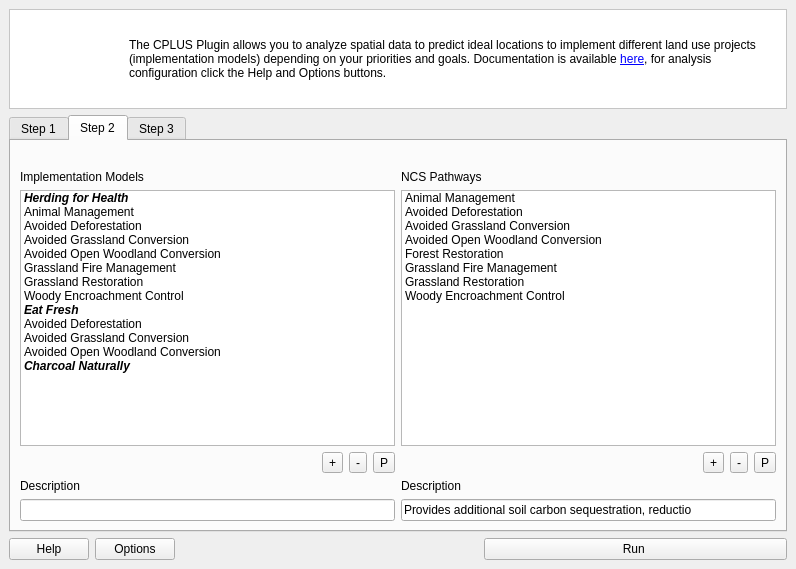
This is src/cplus_plugin/ui/qgis_cplus_main_dockwidget.ui in ConservationInternational/cplus-plugin as Qt 5 draws it before an edit. The edited form follows.
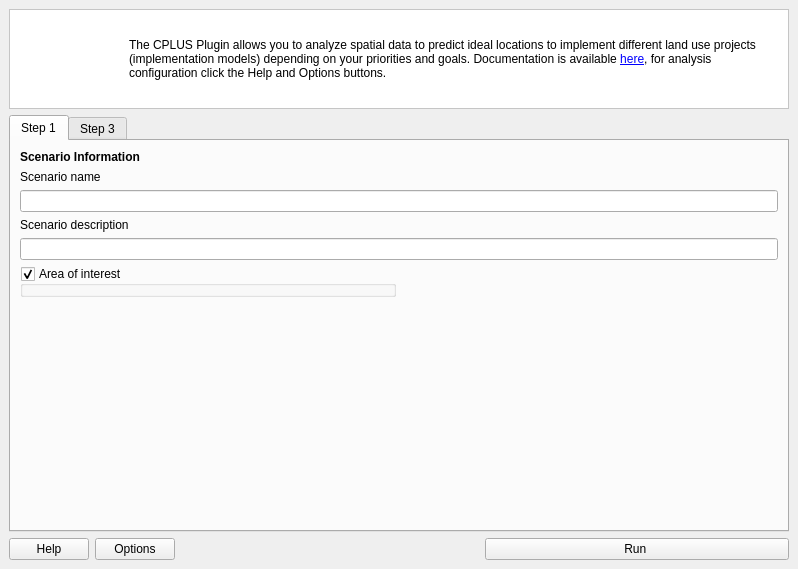
This is the edited form. The open tabs and pages were chosen to show the change. Icons and pictures are not drawn. Custom widgets are drawn as their Qt base class.

Commit message: Initial implementation model UI framework.

What changed in the file:
```diff
--- a/src/cplus_plugin/ui/qgis_cplus_main_dockwidget.ui
+++ b/src/cplus_plugin/ui/qgis_cplus_main_dockwidget.ui
@@ -6,7 +6,7 @@
    <rect>
     <x>0</x>
     <y>0</y>
-    <width>796</width>
+    <width>798</width>
     <height>569</height>
    </rect>
   </property>
@@ -163,453 +163,6 @@
         </item>
        </layout>
       </widget>
-      <widget class="QWidget" name="step_4">
-       <attribute name="title">
-        <string>Step 2</string>
-       </attribute>
-       <layout class="QGridLayout" name="gridLayout_10">
-        <item row="4" column="8">
-         <widget class="QToolButton" name="toolButton_15">
-          <property name="text">
-           <string>+</string>
-          </property>
-          <property name="icon">
-           <iconset>
-            <normaloff>../../../../../../Nextcloud/Projects (2)/Conservation International/CPLUS - work/Downloads/symbologyAdd.png</normaloff>../../../../../../Nextcloud/Projects (2)/Conservation International/CPLUS - work/Downloads/symbologyAdd.png</iconset>
-          </property>
-         </widget>
-        </item>
-        <item row="7" column="11" colspan="5">
-         <widget class="QLineEdit" name="lineEdit_15">
-          <property name="text">
-           <string>Provides additional soil carbon sequestration, reductio</string>
-          </property>
-         </widget>
-        </item>
-        <item row="4" column="9">
-         <widget class="QToolButton" name="toolButton_16">
-          <property name="text">
-           <string>-</string>
-          </property>
-          <property name="icon">
-           <iconset>
-            <normaloff>../../../../../../Nextcloud/Projects (2)/Conservation International/CPLUS - work/Downloads/symbologyRemove.png</normaloff>../../../../../../Nextcloud/Projects (2)/Conservation International/CPLUS - work/Downloads/symbologyRemove.png</iconset>
-          </property>
-         </widget>
-        </item>
-        <item row="2" column="11">
-         <widget class="QLabel" name="label_72">
-          <property name="text">
-           <string>NCS Pathways</string>
-          </property>
-         </widget>
-        </item>
-        <item row="0" column="0">
-         <widget class="QLabel" name="label_73">
-          <property name="text">
-           <string/>
-          </property>
-         </widget>
-        </item>
-        <item row="3" column="11" colspan="5">
-         <widget class="QListWidget" name="listWidget_4">
-          <property name="minimumSize">
-           <size>
-            <width>375</width>
-            <height>0</height>
-           </size>
-          </property>
-          <property name="maximumSize">
-           <size>
-            <width>375</width>
-            <height>16777215</height>
-           </size>
-          </property>
-          <item>
-           <property name="text">
-            <string>Animal Management</string>
-           </property>
-           <property name="foreground">
-            <brush brushstyle="NoBrush">
-             <color alpha="255">
-              <red>154</red>
-              <green>153</green>
-              <blue>150</blue>
-             </color>
-            </brush>
-           </property>
-          </item>
-          <item>
-           <property name="text">
-            <string>Avoided Deforestation</string>
-           </property>
-           <property name="background">
-            <brush brushstyle="NoBrush">
-             <color alpha="255">
-              <red>154</red>
-              <green>153</green>
-              <blue>150</blue>
-             </color>
-            </brush>
-           </property>
-           <property name="foreground">
-            <brush brushstyle="NoBrush">
-             <color alpha="255">
-              <red>154</red>
-              <green>153</green>
-              <blue>150</blue>
-             </color>
-            </brush>
-           </property>
-          </item>
-          <item>
-           <property name="text">
-            <string>Avoided Grassland Conversion</string>
-           </property>
-           <property name="foreground">
-            <brush brushstyle="NoBrush">
-             <color alpha="255">
-              <red>154</red>
-              <green>153</green>
-              <blue>150</blue>
-             </color>
-            </brush>
-           </property>
-          </item>
-          <item>
-           <property name="text">
-            <string>Avoided Open Woodland Conversion</string>
-           </property>
-           <property name="foreground">
-            <brush brushstyle="NoBrush">
-             <color alpha="255">
-              <red>154</red>
-              <green>153</green>
-              <blue>150</blue>
-             </color>
-            </brush>
-           </property>
-          </item>
-          <item>
-           <property name="text">
-            <string>Forest Restoration</string>
-           </property>
-           <property name="foreground">
-            <brush brushstyle="NoBrush">
-             <color alpha="255">
-              <red>154</red>
-              <green>153</green>
-              <blue>150</blue>
-             </color>
-            </brush>
-           </property>
-          </item>
-          <item>
-           <property name="text">
-            <string>Grassland Fire Management </string>
-           </property>
-           <property name="foreground">
-            <brush brushstyle="NoBrush">
-             <color alpha="255">
-              <red>154</red>
-              <green>153</green>
-              <blue>150</blue>
-             </color>
-            </brush>
-           </property>
-          </item>
-          <item>
-           <property name="text">
-            <string>Grassland Restoration</string>
-           </property>
-           <property name="foreground">
-            <brush brushstyle="NoBrush">
-             <color alpha="255">
-              <red>154</red>
-              <green>153</green>
-              <blue>150</blue>
-             </color>
-            </brush>
-           </property>
-          </item>
-          <item>
-           <property name="text">
-            <string>Woody Encroachment Control</string>
-           </property>
-           <property name="foreground">
-            <brush brushstyle="NoBrush">
-             <color alpha="255">
-              <red>154</red>
-              <green>153</green>
-              <blue>150</blue>
-             </color>
-            </brush>
-           </property>
-          </item>
-         </widget>
-        </item>
-        <item row="6" column="11">
-         <widget class="QLabel" name="label_74">
-          <property name="text">
-           <string>Description</string>
-          </property>
-         </widget>
-        </item>
-        <item row="4" column="10">
-         <widget class="QToolButton" name="toolButton_17">
-          <property name="text">
-           <string>P</string>
-          </property>
-          <property name="icon">
-           <iconset>
-            <normaloff>../../../../../../Nextcloud/Projects (2)/Conservation International/CPLUS - work/Downloads/mActionToggleEditing.png</normaloff>../../../../../../Nextcloud/Projects (2)/Conservation International/CPLUS - work/Downloads/mActionToggleEditing.png</iconset>
-          </property>
-         </widget>
-        </item>
-        <item row="7" column="0" colspan="11">
-         <widget class="QLineEdit" name="lineEdit_16"/>
-        </item>
-        <item row="6" column="0">
-         <widget class="QLabel" name="label_75">
-          <property name="text">
-           <string>Description</string>
-          </property>
-         </widget>
-        </item>
-        <item row="3" column="0" colspan="11">
-         <widget class="QListWidget" name="listWidget_5">
-          <property name="minimumSize">
-           <size>
-            <width>375</width>
-            <height>0</height>
-           </size>
-          </property>
-          <property name="maximumSize">
-           <size>
-            <width>375</width>
-            <height>16777215</height>
-           </size>
-          </property>
-          <item>
-           <property name="text">
-            <string>Herding for Health</string>
-           </property>
-           <property name="font">
-            <font>
-             <weight>75</weight>
-             <italic>true</italic>
-             <bold>true</bold>
-            </font>
-           </property>
-          </item>
-          <item>
-           <property name="text">
-            <string>Animal Management</string>
-           </property>
-           <property name="foreground">
-            <brush brushstyle="NoBrush">
-             <color alpha="255">
-              <red>154</red>
-              <green>153</green>
-              <blue>150</blue>
-             </color>
-            </brush>
-           </property>
-          </item>
-          <item>
-           <property name="text">
-            <string>Avoided Deforestation</string>
-           </property>
-           <property name="foreground">
-            <brush brushstyle="NoBrush">
-             <color alpha="255">
-              <red>154</red>
-              <green>153</green>
-              <blue>150</blue>
-             </color>
-            </brush>
-           </property>
-          </item>
-          <item>
-           <property name="text">
-            <string>Avoided Grassland Conversion</string>
-           </property>
-           <property name="foreground">
-            <brush brushstyle="NoBrush">
-             <color alpha="255">
-              <red>154</red>
-              <green>153</green>
-              <blue>150</blue>
-             </color>
-            </brush>
-           </property>
-          </item>
-          <item>
-           <property name="text">
-            <string>Avoided Open Woodland Conversion</string>
-           </property>
-           <property name="foreground">
-            <brush brushstyle="NoBrush">
-             <color alpha="255">
-              <red>154</red>
-              <green>153</green>
-              <blue>150</blue>
-             </color>
-            </brush>
-           </property>
-          </item>
-          <item>
-           <property name="text">
-            <string>Grassland Fire Management</string>
-           </property>
-           <property name="foreground">
-            <brush brushstyle="NoBrush">
-             <color alpha="255">
-              <red>154</red>
-              <green>153</green>
-              <blue>150</blue>
-             </color>
-            </brush>
-           </property>
-          </item>
-          <item>
-           <property name="text">
-            <string>Grassland Restoration</string>
-           </property>
-           <property name="foreground">
-            <brush brushstyle="NoBrush">
-             <color alpha="255">
-              <red>154</red>
-              <green>153</green>
-              <blue>150</blue>
-             </color>
-            </brush>
-           </property>
-          </item>
-          <item>
-           <property name="text">
-            <string>Woody Encroachment Control</string>
-           </property>
-           <property name="foreground">
-            <brush brushstyle="NoBrush">
-             <color alpha="255">
-              <red>154</red>
-              <green>153</green>
-              <blue>150</blue>
-             </color>
-            </brush>
-           </property>
-          </item>
-          <item>
-           <property name="text">
-            <string>Eat Fresh</string>
-           </property>
-           <property name="font">
-            <font>
-             <weight>75</weight>
-             <italic>true</italic>
-             <bold>true</bold>
-            </font>
-           </property>
-          </item>
-          <item>
-           <property name="text">
-            <string>Avoided Deforestation</string>
-           </property>
-           <property name="foreground">
-            <brush brushstyle="NoBrush">
-             <color alpha="255">
-              <red>154</red>
-              <green>153</green>
-              <blue>150</blue>
-             </color>
-            </brush>
-           </property>
-          </item>
-          <item>
-           <property name="text">
-            <string>Avoided Grassland Conversion</string>
-           </property>
-           <property name="foreground">
-            <brush brushstyle="NoBrush">
-             <color alpha="255">
-              <red>154</red>
-              <green>153</green>
-              <blue>150</blue>
-             </color>
-            </brush>
-           </property>
-          </item>
-          <item>
-           <property name="text">
-            <string>Avoided Open Woodland Conversion</string>
-           </property>
-           <property name="foreground">
-            <brush brushstyle="NoBrush">
-             <color alpha="255">
-              <red>154</red>
-              <green>153</green>
-              <blue>150</blue>
-             </color>
-            </brush>
-           </property>
-          </item>
-          <item>
-           <property name="text">
-            <string>Charcoal Naturally</string>
-           </property>
-           <property name="font">
-            <font>
-             <weight>75</weight>
-             <italic>true</italic>
-             <bold>true</bold>
-            </font>
-           </property>
-          </item>
-         </widget>
-        </item>
-        <item row="2" column="0" colspan="8">
-         <widget class="QLabel" name="label_76">
-          <property name="text">
-           <string>Implementation Models</string>
-          </property>
-         </widget>
-        </item>
-        <item row="4" column="15">
-         <widget class="QToolButton" name="toolButton_18">
-          <property name="text">
-           <string>P</string>
-          </property>
-          <property name="icon">
-           <iconset>
-            <normaloff>../../../../../../Nextcloud/Projects (2)/Conservation International/CPLUS - work/Downloads/mActionToggleEditing.png</normaloff>../../../../../../Nextcloud/Projects (2)/Conservation International/CPLUS - work/Downloads/mActionToggleEditing.png</iconset>
-          </property>
-         </widget>
-        </item>
-        <item row="4" column="14">
-         <widget class="QToolButton" name="toolButton_19">
-          <property name="text">
-           <string>-</string>
-          </property>
-          <property name="icon">
-           <iconset>
-            <normaloff>../../../../../../Nextcloud/Projects (2)/Conservation International/CPLUS - work/Downloads/symbologyRemove.png</normaloff>../../../../../../Nextcloud/Projects (2)/Conservation International/CPLUS - work/Downloads/symbologyRemove.png</iconset>
-          </property>
-         </widget>
-        </item>
-        <item row="4" column="13">
-         <widget class="QToolButton" name="toolButton_20">
-          <property name="text">
-           <string>+</string>
-          </property>
-          <property name="icon">
-           <iconset>
-            <normaloff>../../../../../../Nextcloud/Projects (2)/Conservation International/CPLUS - work/Downloads/symbologyAdd.png</normaloff>../../../../../../Nextcloud/Projects (2)/Conservation International/CPLUS - work/Downloads/symbologyAdd.png</iconset>
-          </property>
-         </widget>
-        </item>
-       </layout>
-      </widget>
       <widget class="QWidget" name="tab_6">
        <attribute name="title">
         <string>Step 3</string>
```
The commit also changes 9 other files.
